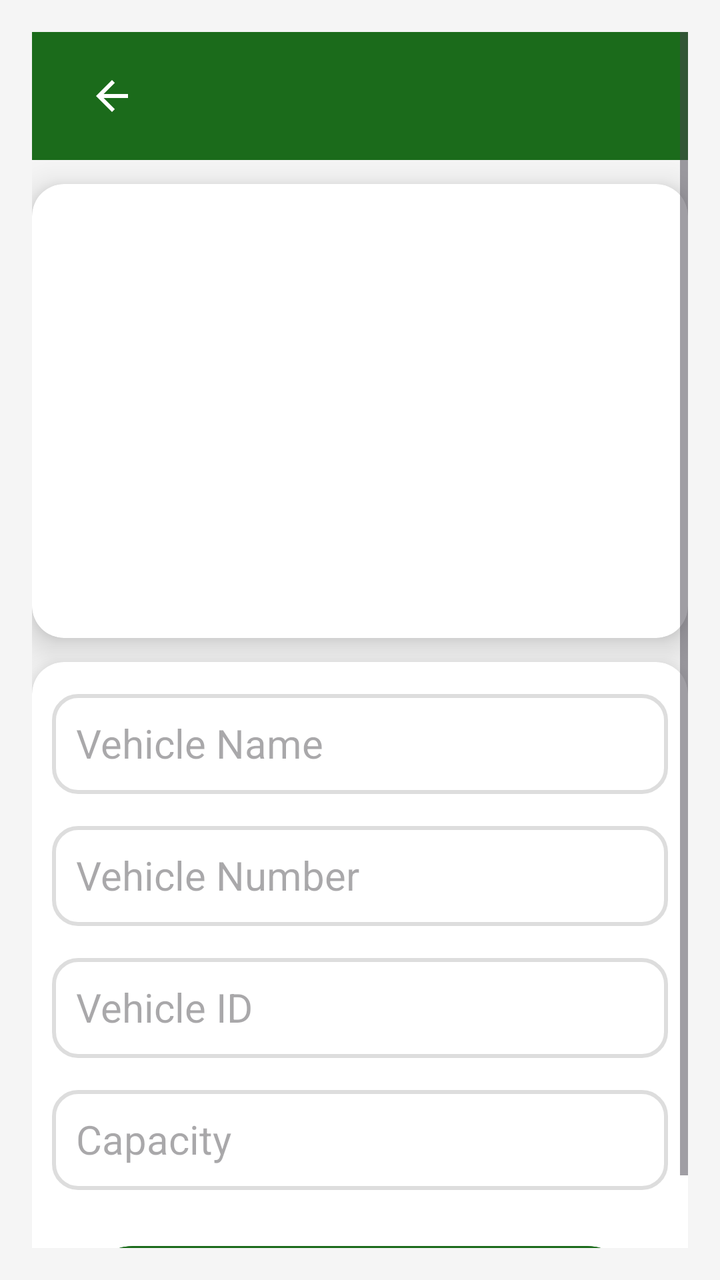
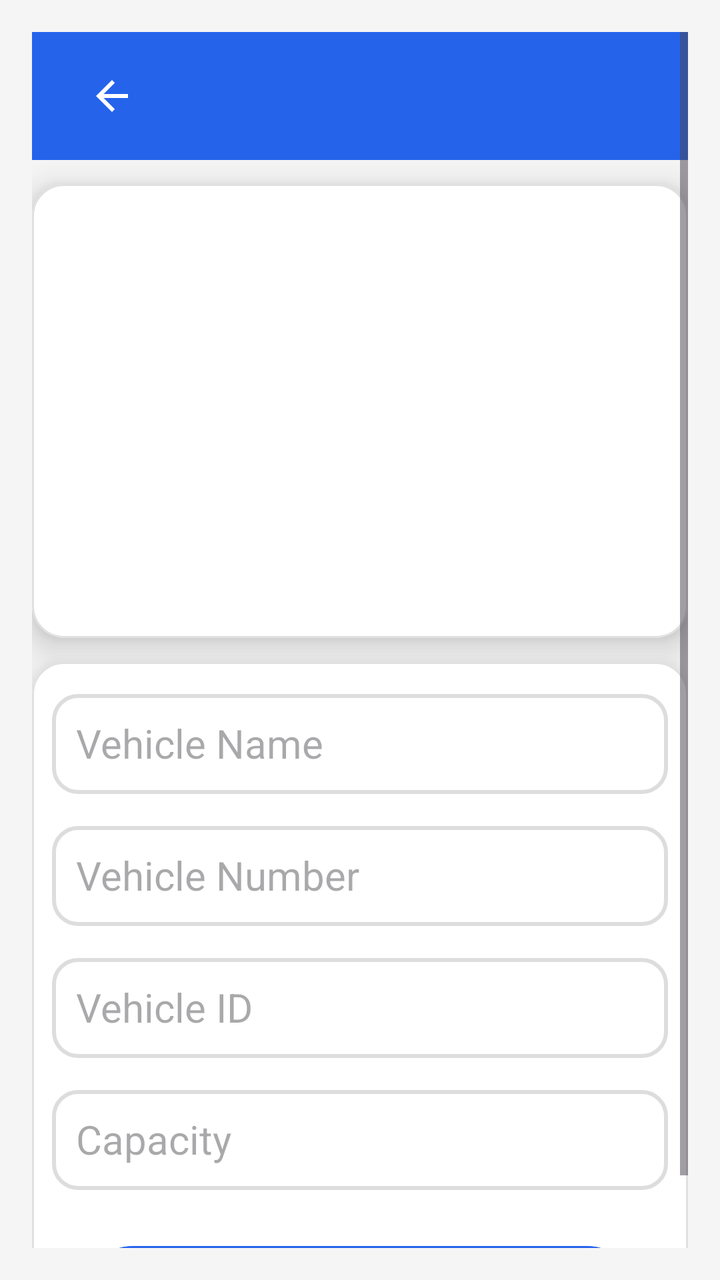

Two renders of the same Android screen: before a commit and after it. Below are the layout's source before the change and the commit's diff.
<!-- AndroidManifest.xml: application theme Theme.TransportApp -->
<!-- res/layout/activity_delete_vehicle.xml -->
<?xml version="1.0" encoding="utf-8"?>
<ScrollView xmlns:android="http://schemas.android.com/apk/res/android"
    android:layout_width="match_parent"
    android:layout_height="match_parent"
    xmlns:app="http://schemas.android.com/apk/res-auto"
    android:fillViewport="true"
    android:background="@color/screen_background"
    android:padding="16dp">

    <LinearLayout
        android:layout_width="match_parent"
        android:layout_height="wrap_content"
        android:orientation="vertical">

        
        <include
            layout="@layout/toolbar"
            android:layout_width="match_parent"
            android:layout_height="wrap_content" />

        
        <com.google.android.material.card.MaterialCardView
            android:layout_width="match_parent"
            android:layout_height="wrap_content"
            android:layout_marginTop="12dp"
            android:backgroundTint="@color/surface"
            android:padding="24dp"
            app:cardCornerRadius="16dp"
            app:cardElevation="10dp">

            <LinearLayout
                android:layout_width="match_parent"
                android:layout_height="wrap_content"
                android:orientation="vertical">

                
                <androidx.recyclerview.widget.RecyclerView
                    android:id="@+id/vehicleRecyclerView"
                    android:layout_width="match_parent"
                    android:layout_height="217dp"
                    android:layout_marginHorizontal="10dp"
                    android:layout_marginBottom="10dp"
                    android:nestedScrollingEnabled="false" />

            </LinearLayout>
        </com.google.android.material.card.MaterialCardView>

        
        <com.google.android.material.card.MaterialCardView
            android:layout_width="match_parent"
            android:layout_height="wrap_content"
            android:layout_marginTop="12dp"
            android:backgroundTint="@color/surface"
            android:padding="24dp"
            app:cardCornerRadius="16dp"
            app:cardElevation="10dp">

            <LinearLayout
                android:layout_width="match_parent"
                android:layout_height="wrap_content"
                android:orientation="vertical">

                
                <EditText
                    android:id="@+id/vehicleNameInput"
                    android:layout_width="match_parent"
                    android:layout_height="50dp"
                    android:layout_marginTop="16dp"
                    android:layout_marginHorizontal="10dp"
                    android:background="@drawable/edittext_background"
                    android:hint="@string/hint_vehicle_name"
                    android:inputType="text"
                    android:padding="12dp"
                    android:textSize="20sp"/>

                
                <EditText
                    android:id="@+id/vehicleNumberInput"
                    android:layout_width="match_parent"
                    android:layout_height="50dp"
                    android:layout_marginTop="16dp"
                    android:layout_marginHorizontal="10dp"
                    android:background="@drawable/edittext_background"
                    android:hint="@string/hint_vehicle_number"
                    android:inputType="text"
                    android:padding="12dp"
                    android:textSize="20sp"/>

                
                <EditText
                    android:id="@+id/vehicleIdInput"
                    android:layout_width="match_parent"
                    android:layout_height="50dp"
                    android:layout_marginTop="16dp"
                    android:layout_marginHorizontal="10dp"
                    android:background="@drawable/edittext_background"
                    android:hint="@string/hint_vehicle_id"
                    android:inputType="text"
                    android:padding="12dp"
                    android:textSize="20sp"/>

                
                <EditText
                    android:id="@+id/capacityInput"
                    android:layout_width="match_parent"
                    android:layout_height="50dp"
                    android:layout_marginTop="16dp"
                    android:layout_marginHorizontal="10dp"
                    android:background="@drawable/edittext_background"
                    android:hint="@string/hint_capacity"
                    android:inputType="number"
                    android:padding="12dp"
                    android:textSize="20sp"/>

                
                <Button
                    android:id="@+id/deleteVehicleButton"
                    android:layout_width="280dp"
                    android:layout_height="wrap_content"
                    android:layout_gravity="center"
                    android:layout_marginTop="24dp"
                    android:backgroundTint="@color/green"
                    android:padding="16dp"
                    android:text="@string/title_delete_vehicle"
                    android:textColor="@color/white"
                    android:textSize="16sp"/>
            </LinearLayout>
        </com.google.android.material.card.MaterialCardView>
    </LinearLayout>
</ScrollView>
<!-- res/layout/toolbar.xml (included above) -->
<?xml version="1.0" encoding="utf-8"?>
<com.google.android.material.appbar.MaterialToolbar xmlns:android="http://schemas.android.com/apk/res/android"
    xmlns:app="http://schemas.android.com/apk/res-auto"
    android:id="@+id/toolbar"
    android:layout_width="match_parent"
    android:layout_height="?attr/actionBarSize"
    android:background="@color/green"
    android:elevation="4dp"
    android:theme="@style/ThemeOverlay.AppCompat.Dark.ActionBar">

    <ImageButton
        android:id="@+id/backButton"
        android:layout_width="48dp"
        android:layout_height="48dp"
        android:layout_marginStart="12dp"
        android:background="@null"
        android:contentDescription="@string/back_button_desc"
        android:src="@drawable/baseline_arrow_back_24"
        app:tint="@android:color/white" />

    <TextView
        android:id="@+id/toolbar_title"
        android:layout_width="wrap_content"
        android:layout_height="wrap_content"
        android:layout_gravity="center"
        android:textColor="@android:color/white"
        android:textSize="22sp"
        android:textStyle="bold" />

    
    <ImageButton
        android:id="@+id/signOutButton"
        android:layout_width="48dp"
        android:layout_height="48dp"
        android:layout_gravity="end"
        android:layout_marginEnd="8dp"
        android:background="?attr/selectableItemBackgroundBorderless"
        android:contentDescription="@string/sign_out"
        android:src="@drawable/baseline_logout_24"
        android:visibility="gone"
        app:tint="@android:color/white" />
</com.google.android.material.appbar.MaterialToolbar>
<!-- resources referenced by this layout -->
<resources>
  <color name="green">#1B6B1B</color>
  <color name="screen_background">#F5F5F5</color>
  <color name="surface">#FFFFFF</color>
  <color name="white">#FFFFFFFF</color>
  <!-- drawable baseline_arrow_back_24 (drawable) -->
  <vector xmlns:android="http://schemas.android.com/apk/res/android" android:autoMirrored="true" android:height="24dp" android:tint="@color/text_secondary" android:viewportHeight="24" android:viewportWidth="24" android:width="24dp">
        
      <path android:fillColor="@android:color/white" android:pathData="M20,11H7.83l5.59,-5.59L12,4l-8,8 8,8 1.41,-1.41L7.83,13H20v-2z"/>
      
  </vector>
  <!-- drawable baseline_logout_24 (drawable) -->
  <vector xmlns:android="http://schemas.android.com/apk/res/android" android:autoMirrored="true" android:height="24dp" android:tint="@color/white" android:viewportHeight="24" android:viewportWidth="24" android:width="24dp">
      <path android:fillColor="@android:color/white" android:pathData="M17,7l-1.41,1.41L18.17,11H8v2h10.17l-2.58,2.58L17,17l5,-5zM4,5h8V3H4c-1.1,0 -2,0.9 -2,2v14c0,1.1 0.9,2 2,2h8v-2H4V5z"/>
  </vector>
  <!-- drawable edittext_background (drawable) -->
  <?xml version="1.0" encoding="utf-8"?>
  <shape xmlns:android="http://schemas.android.com/apk/res/android">
      <solid android:color="@color/surface" />
      <corners android:radius="12dp" />
      <stroke android:width="2dp" android:color="@color/border_light" />
  </shape>
  <string name="back_button_desc">Navigate back</string>
  <string name="hint_capacity">Capacity</string>
  <string name="hint_vehicle_id">Vehicle ID</string>
  <string name="hint_vehicle_name">Vehicle Name</string>
  <string name="hint_vehicle_number">Vehicle Number</string>
  <string name="sign_out">Sign out</string>
  <string name="title_delete_vehicle">Delete Vehicle</string>
  <style name="Theme.TransportApp" parent="Base.Theme.TransportApp" />
  <color name="text_secondary">#616161</color>
  <color name="border_light">#DDDDDD</color>
  <style name="Base.Theme.TransportApp" parent="Theme.Material3.DayNight.NoActionBar">
          
          <item name="colorPrimary">@color/green</item>
          <item name="colorOnPrimary">@color/white</item>
          <item name="colorSecondary">@color/accent_orange</item>
          <item name="colorOnSecondary">@color/white</item>
          
          <item name="materialCardViewStyle">@style/Widget.Material3.CardView.Elevated</item>
      </style>
  <color name="accent_orange">#B45309</color>
</resources>

<!-- the commit's change to res/layout/activity_delete_vehicle.xml (unified diff, before → after) -->
@@ -119,7 +119,7 @@
                     android:layout_height="wrap_content"
                     android:layout_gravity="center"
                     android:layout_marginTop="24dp"
-                    android:backgroundTint="@color/green"
+                    android:backgroundTint="@color/brand_primary"
                     android:padding="16dp"
                     android:text="@string/title_delete_vehicle"
                     android:textColor="@color/white"
@@ -135,7 +135,7 @@
     android:id="@+id/toolbar"
     android:layout_width="match_parent"
     android:layout_height="?attr/actionBarSize"
-    android:background="@color/green"
+    android:background="@color/brand_primary"
     android:elevation="4dp"
     android:theme="@style/ThemeOverlay.AppCompat.Dark.ActionBar">
 
<!-- resource entries referenced after the edit -->
@@ -1,6 +1,6 @@
 <!-- resources referenced by this layout -->
 <resources>
-  <color name="green">#1B6B1B</color>
+  <color name="brand_primary">#2563EB</color>
   <color name="screen_background">#F5F5F5</color>
   <color name="surface">#FFFFFF</color>
   <color name="white">#FFFFFFFF</color>
@@ -32,14 +32,32 @@
   <color name="text_secondary">#616161</color>
   <color name="border_light">#DDDDDD</color>
   <style name="Base.Theme.TransportApp" parent="Theme.Material3.DayNight.NoActionBar">
-          
-          <item name="colorPrimary">@color/green</item>
-          <item name="colorOnPrimary">@color/white</item>
+          <item name="colorPrimary">@color/theme_primary</item>
+          <item name="colorOnPrimary">@color/theme_on_primary</item>
+          <item name="colorPrimaryContainer">@color/theme_primary_container</item>
+          <item name="colorOnPrimaryContainer">@color/theme_on_primary_container</item>
           <item name="colorSecondary">@color/accent_orange</item>
           <item name="colorOnSecondary">@color/white</item>
+          <item name="colorSurfaceVariant">@color/surface_variant</item>
+          <item name="colorOutlineVariant">@color/outline_card</item>
           
-          <item name="materialCardViewStyle">@style/Widget.Material3.CardView.Elevated</item>
+          <item name="materialCardViewStyle">@style/Widget.Transport.Card</item>
       </style>
+  <color name="theme_primary">#2563EB</color>
+  <color name="theme_on_primary">#FFFFFF</color>
+  <color name="theme_primary_container">#DBEAFE</color>
+  <color name="theme_on_primary_container">#1E3A8A</color>
   <color name="accent_orange">#B45309</color>
+  <color name="surface_variant">#F1F3F4</color>
+  <color name="outline_card">#E0E0E0</color>
+  <style name="Widget.Transport.Card" parent="Widget.Material3.CardView.Elevated">
+          <item name="cardCornerRadius">@dimen/radius_l</item>
+          <item name="cardElevation">@dimen/card_elevation_default</item>
+          <item name="strokeColor">@color/outline_card</item>
+          <item name="strokeWidth">1dp</item>
+          <item name="cardBackgroundColor">@color/surface</item>
+      </style>
+  <dimen name="radius_l">16dp</dimen>
+  <dimen name="card_elevation_default">2dp</dimen>
 </resources>
 
